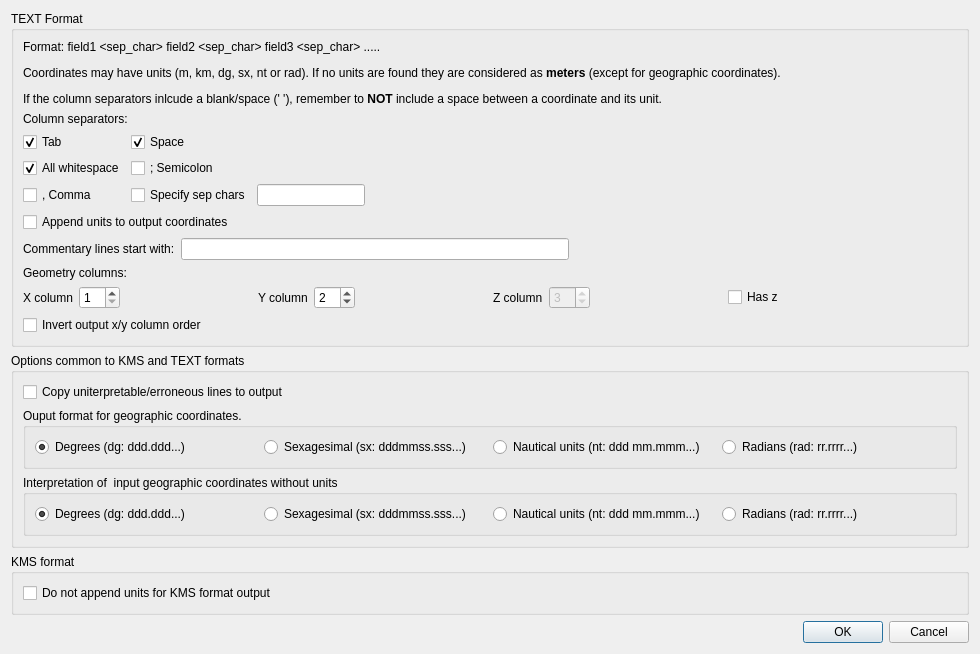
MartinHvidberg/kmstrans_fra_SDFE_SEQ200131, file UI/Dialog_settings_f2f.ui: the form before one commit.
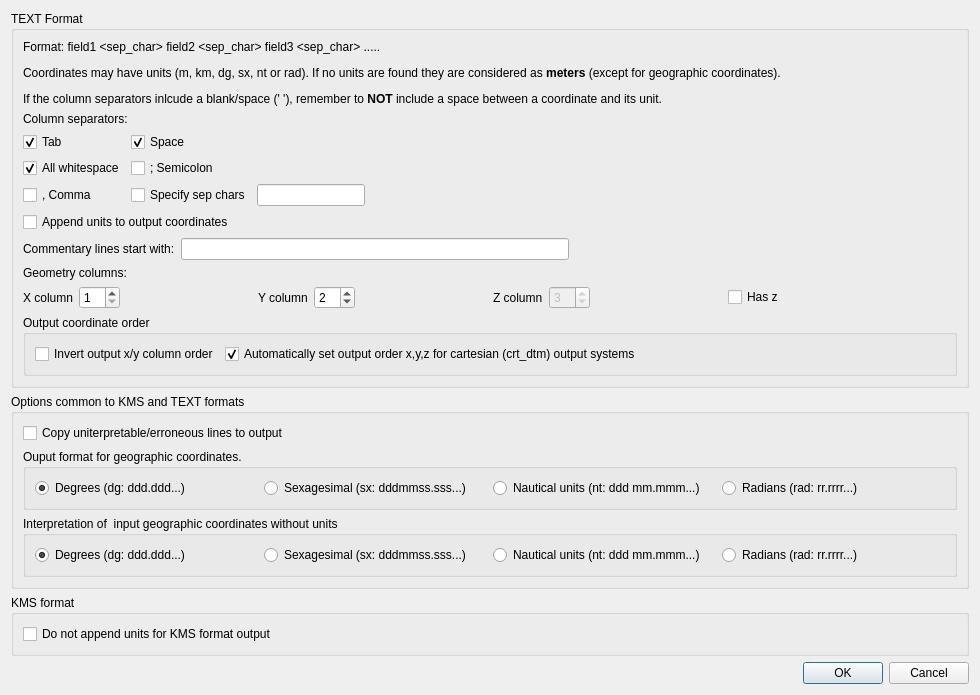
The form after the commit.

Diff of the .ui file:
```diff
--- a/UI/Dialog_settings_f2f.ui
+++ b/UI/Dialog_settings_f2f.ui
@@ -7,7 +7,7 @@
     <x>0</x>
     <y>0</y>
     <width>980</width>
-    <height>615</height>
+    <height>650</height>
    </rect>
   </property>
   <property name="windowTitle">
@@ -289,6 +289,12 @@
        </layout>
       </item>
       <item>
+       <widget class="QGroupBox" name="groupBox_6">
+        <property name="title">
+         <string>Output coordinate order</string>
+        </property>
+        <layout class="QHBoxLayout" name="horizontalLayout_6">
+         <item>
        <widget class="QCheckBox" name="chb_invert_xy">
         <property name="toolTip">
          <string>Swap the order of x and y columns in output.</string>
@@ -296,6 +302,35 @@
         <property name="text">
          <string>Invert output x/y column order</string>
         </property>
+          </widget>
+         </item>
+         <item>
+          <widget class="QCheckBox" name="chb_crt_xyz">
+           <property name="toolTip">
+            <string>&lt;html&gt;&lt;head/&gt;&lt;body&gt;&lt;p&gt;Default behaviour is to set output coordinate order x,y,z for cartesian output systems. &lt;/p&gt;&lt;/body&gt;&lt;/html&gt;</string>
+           </property>
+           <property name="text">
+            <string>Automatically set output order x,y,z for cartesian (crt_dtm) output systems</string>
+           </property>
+           <property name="checked">
+            <bool>true</bool>
+           </property>
+          </widget>
+         </item>
+         <item>
+          <spacer name="horizontalSpacer_4">
+           <property name="orientation">
+            <enum>Qt::Horizontal</enum>
+           </property>
+           <property name="sizeHint" stdset="0">
+            <size>
+             <width>40</width>
+             <height>20</height>
+            </size>
+           </property>
+          </spacer>
+         </item>
+        </layout>
        </widget>
       </item>
      </layout>
```
Left out of the diff: 3 changed lines with no effect on the pictures. Lines whose indentation alone changed are shown as unchanged.
